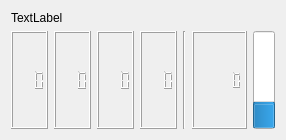
skye-git/qgroundcontrol-old, file src/ui/uas/UASSkyeBatteryPackWidget.ui: the form before one commit.
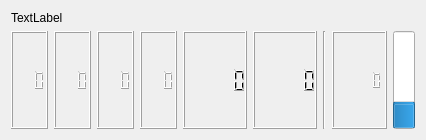
The form after the commit.

Commit message: Work in progress. Change Battery Widget.

Diff of the .ui file:
```diff
--- a/src/ui/uas/UASSkyeBatteryPackWidget.ui
+++ b/src/ui/uas/UASSkyeBatteryPackWidget.ui
@@ -6,7 +6,7 @@
    <rect>
     <x>0</x>
     <y>0</y>
-    <width>260</width>
+    <width>289</width>
     <height>140</height>
    </rect>
   </property>
@@ -68,6 +68,12 @@
          </property>
         </widget>
        </item>
+       <item>
+        <widget class="QLCDNumber" name="lcdNumberVoltage5"/>
+       </item>
+       <item>
+        <widget class="QLCDNumber" name="lcdNumberVoltage6"/>
+       </item>
        <item>
         <widget class="Line" name="line">
          <property name="orientation">
```
The commit also changes 3 other files.
